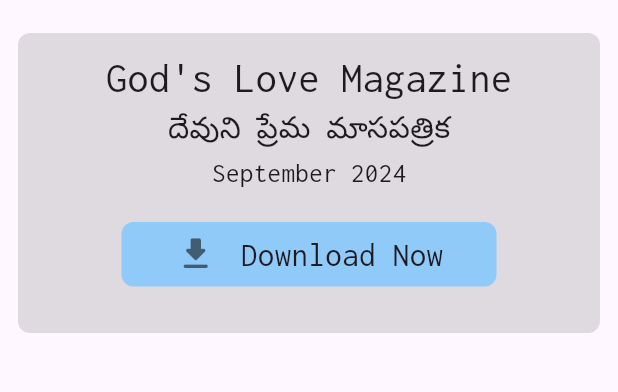
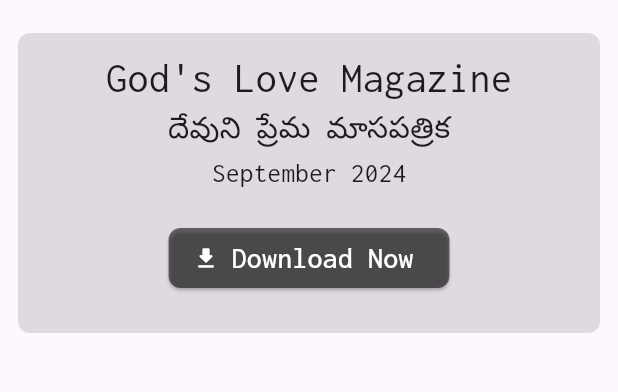
Before and after one commit to Isaacgera/songsapp, a Flutter app: the screen it shows after launch, in the side drawer, after a tap on "Magazine", on a phone screen of 412 x 824 dp, the part 69-461 px from its top. Run offline on Flutter 3.47's test engine with Material 3 defaults, Android fonts, the phone set to English and light mode, and no system bars; our stand-ins replace audioplayers, device_info_plus, dio, google_fonts, permission_handler.

Commit message:
ui changed for Magazine screen and Download Dialog

```diff
--- a/lib/screens/magazinescreen.dart
+++ b/lib/screens/magazinescreen.dart
@@ -100,8 +100,8 @@ class _MagazinePageState extends State<MagazinePage> {
                   const SizedBox(
                     height: 20,
                   ),
-                  GestureDetector(
-                    onTap: () async {
+                  ElevatedButton.icon(
+                    onPressed: () async {
                       bool result = await MagazinePage._permissionRequest(
                           Permission.storage);
                       if (result) {
@@ -119,29 +119,25 @@ class _MagazinePageState extends State<MagazinePage> {
                         print("No permission to read and write.");
                       }
                     },
-                    child: Container(
-                      width: 250,
-                      padding: const EdgeInsets.all(6),
-                      decoration: BoxDecoration(
-                        borderRadius: BorderRadius.circular(8),
-                        color: Colors.blue[200],
-                      ),
-                      child: Row(
-                        mainAxisAlignment: MainAxisAlignment.center,
-                        children: [
-                          const Icon(Icons.download_rounded,
-                              size: 28, color: Colors.black54),
-                          const SizedBox(width: 16),
-                          Text(
-                            "Download Now",
-                            style: GoogleFonts.inconsolata(
-                              fontSize: 22,
-                            ),
-                          ),
-                        ],
+                    icon: const Icon(Icons.download_rounded),
+                    label: Text(
+                      "Download Now",
+                      style: GoogleFonts.inconsolata(
+                        fontSize: 20,
                       ),
                     ),
-                  ),
+                    style: ElevatedButton.styleFrom(
+                      // Background color
+                      foregroundColor: Colors.white,
+                      backgroundColor: Colors.black54,
+
+                      // Border radius (default: 4)
+                      shape: RoundedRectangleBorder(
+                        borderRadius:
+                            BorderRadius.circular(8), // Reduce border radius
+                      ),
+                    ),
+                  )
                 ],
               )),
         ));
--- a/lib/screens/songfullscreen.dart
+++ b/lib/screens/songfullscreen.dart
@@ -14,12 +14,6 @@ class SongFullPage extends StatefulWidget {
 }
 
 class _SongFullPageState extends State<SongFullPage> {
-  // @override
-  // void setState(VoidCallback fn) {
-  //   // TODO: implement setState
-  //   super.setState(fn);
-  // }
-
   String formatTime(Duration duration) {
     String twoDigitSec =
         duration.inSeconds.remainder(60).toString().padLeft(2, '0');
```
Also changed, not shown: lib/engine/download_dialog.dart (+15 -4 lines).
